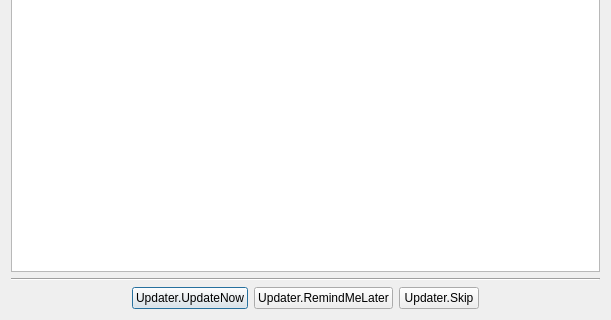
Before: the Qt Designer form UI/forms/OBSUpdate.ui in Sakyvo/OBS-PT, drawn with Qt 5; both pictures show x 0 to 611 and y 206 to 526 of the 611 by 526 pixel window.
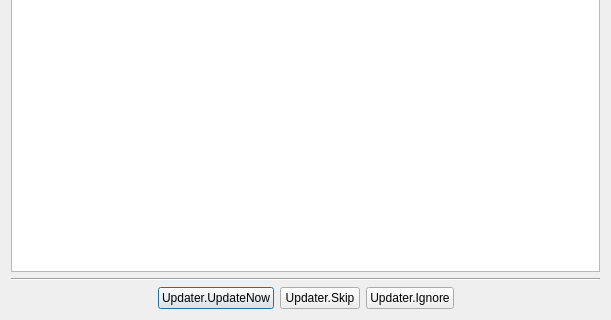
After: the same form once the commit is applied.

The edit to the form file:
```diff
--- a/UI/forms/OBSUpdate.ui
+++ b/UI/forms/OBSUpdate.ui
@@ -71,16 +71,16 @@
       </widget>
      </item>
      <item>
-      <widget class="QPushButton" name="no">
+      <widget class="QPushButton" name="skip">
        <property name="text">
-        <string>Updater.RemindMeLater</string>
+        <string>Updater.Skip</string>
        </property>
       </widget>
      </item>
      <item>
-      <widget class="QPushButton" name="skip">
+      <widget class="QPushButton" name="no">
        <property name="text">
-        <string>Updater.Skip</string>
+        <string>Updater.Ignore</string>
        </property>
       </widget>
      </item>
```
